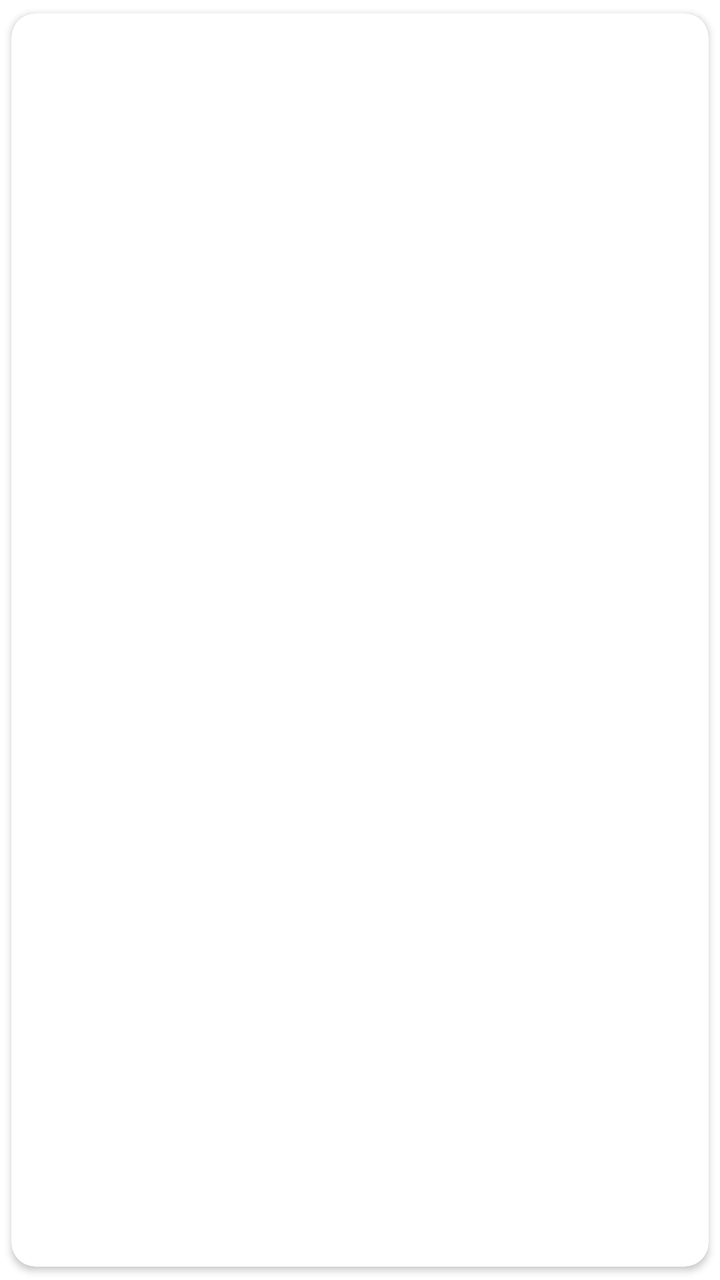
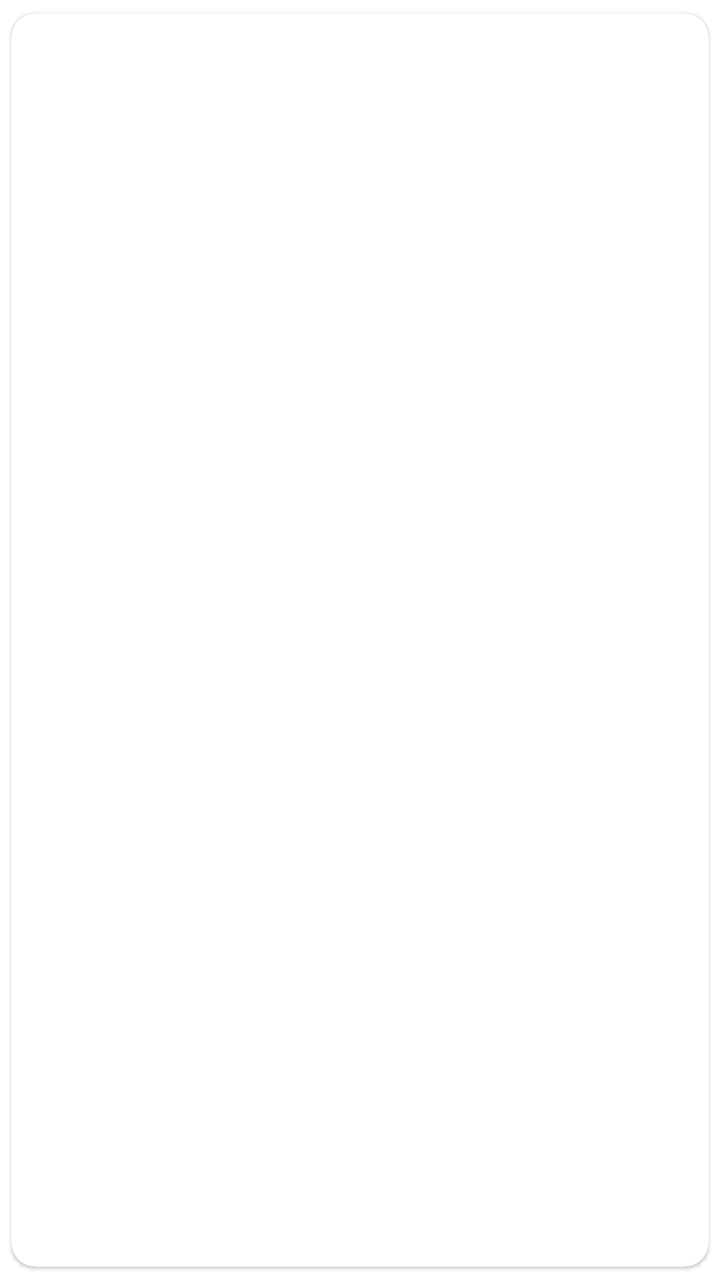

Compare the two renders of this Android layout. The source of the first and the diff that turns it into the second are given below.
<!-- AndroidManifest.xml: application theme Theme.BatteryAssistant -->
<!-- res/layout/item_stats_entry.xml -->
<?xml version="1.0" encoding="utf-8"?>
<androidx.cardview.widget.CardView xmlns:android="http://schemas.android.com/apk/res/android"
    xmlns:app="http://schemas.android.com/apk/res-auto"
    android:layout_width="match_parent"
    android:layout_height="wrap_content"
    android:layout_marginBottom="12dp"
    app:cardCornerRadius="12dp"
    app:cardUseCompatPadding="true"
    app:cardPreventCornerOverlap="true">

    <LinearLayout
        android:layout_width="match_parent"
        android:layout_height="wrap_content"
        android:orientation="vertical"
        android:padding="16dp">

        <TextView
            android:id="@+id/period_label"
            android:layout_width="wrap_content"
            android:layout_height="wrap_content"
            android:textAppearance="@style/TextAppearance.MaterialComponents.Subtitle1"
            android:textColor="?attr/baColorStatsPrimaryText"
            android:textStyle="bold" />

        <TextView
            android:id="@+id/period_description"
            android:layout_width="wrap_content"
            android:layout_height="wrap_content"
            android:layout_marginTop="4dp"
            android:textAppearance="@style/TextAppearance.MaterialComponents.Caption"
            android:textColor="?attr/baColorStatsSecondaryText" />

        <LinearLayout
            android:layout_width="match_parent"
            android:layout_height="wrap_content"
            android:layout_marginTop="12dp"
            android:orientation="vertical">

            <TextView
                android:id="@+id/session_count"
                android:layout_width="wrap_content"
                android:layout_height="wrap_content"
                android:textAppearance="@style/TextAppearance.MaterialComponents.Body1" />

            <TextView
                android:id="@+id/level_change"
                android:layout_width="wrap_content"
                android:layout_height="wrap_content"
                android:layout_marginTop="4dp"
                android:textAppearance="@style/TextAppearance.MaterialComponents.Body2" />

            <TextView
                android:id="@+id/charge_counter_diff"
                android:layout_width="wrap_content"
                android:layout_height="wrap_content"
                android:layout_marginTop="4dp"
                android:textAppearance="@style/TextAppearance.MaterialComponents.Body2" />

            <TextView
                android:id="@+id/estimated_capacity"
                android:layout_width="wrap_content"
                android:layout_height="wrap_content"
                android:layout_marginTop="4dp"
                android:textAppearance="@style/TextAppearance.MaterialComponents.Body2" />

            <TextView
                android:id="@+id/cycle_count"
                android:layout_width="wrap_content"
                android:layout_height="wrap_content"
                android:layout_marginTop="4dp"
                android:textAppearance="@style/TextAppearance.MaterialComponents.Body2" />

            <TextView
                android:id="@+id/capacity"
                android:layout_width="wrap_content"
                android:layout_height="wrap_content"
                android:layout_marginTop="4dp"
                android:textAppearance="@style/TextAppearance.MaterialComponents.Body2" />

            <TextView
                android:id="@+id/max_level_change"
                android:layout_width="wrap_content"
                android:layout_height="wrap_content"
                android:layout_marginTop="4dp"
                android:textAppearance="@style/TextAppearance.MaterialComponents.Body2" />
        </LinearLayout>

    </LinearLayout>

</androidx.cardview.widget.CardView>
<!-- resources referenced by this layout -->
<resources>
  <style name="Theme.BatteryAssistant" parent="Theme.MaterialComponents.DayNight.DarkActionBar">
          
          <item name="baColorBrand">@color/purple_500</item>
          <item name="baColorBrandVariant">@color/purple_700</item>
          <item name="baColorOnBrand">@color/white</item>
          <item name="baColorSupport">@color/teal_200</item>
          <item name="baColorSupportVariant">@color/teal_700</item>
          <item name="baColorOnSupport">@color/black</item>
          <item name="baColorStatusBar">?attr/baColorBrandVariant</item>
          <item name="baColorListItemHighlight">@color/list_item_highlight</item>
          <item name="baColorChartHighlight">@color/chart_highlight</item>
          <item name="baColorStatsBackground">@color/stats_background</item>
          <item name="baColorStatsCardBackground">@color/stats_card_background</item>
          <item name="baColorStatsPrimaryText">@color/stats_primary_text</item>
          <item name="baColorStatsSecondaryText">@color/stats_secondary_text</item>
          <item name="baColorStatsAccent">@color/stats_accent</item>
          <item name="baColorAppBackground">?attr/colorBackgroundFloating</item>
          <item name="baColorSurface">?attr/colorSurface</item>
          <item name="baColorAccent">?attr/baColorBrand</item>
          <item name="baColorDivider">?android:textColorSecondary</item>
          <item name="baColorPrimaryText">?android:textColorPrimary</item>
          <item name="baColorSecondaryText">?android:textColorSecondary</item>
          <item name="colorPrimary">?attr/baColorBrand</item>
          <item name="colorPrimaryVariant">?attr/baColorBrandVariant</item>
          <item name="colorOnPrimary">?attr/baColorOnBrand</item>
          <item name="colorSecondary">?attr/baColorSupport</item>
          <item name="colorSecondaryVariant">?attr/baColorSupportVariant</item>
          <item name="colorOnSecondary">?attr/baColorOnSupport</item>
          <item name="android:statusBarColor">?attr/baColorStatusBar</item>
          <item name="baTextStrokeEnabled">false</item>
          <item name="baTextStrokeColor">@color/white</item>
          <item name="baTextStrokeWidth">0</item>
          
      </style>
  <color name="purple_500">#FF6200EE</color>
  <color name="purple_700">#FF3700B3</color>
  <color name="white">#FFFFFFFF</color>
  <color name="teal_200">#FF03DAC5</color>
  <color name="teal_700">#FF018786</color>
  <color name="black">#FF000000</color>
  <color name="list_item_highlight">#33FF9800</color>
  <color name="chart_highlight">#FFFFFFFF</color>
  <color name="stats_background">#130A1F</color>
  <color name="stats_card_background">#1E1230</color>
  <color name="stats_primary_text">@color/white</color>
  <color name="stats_secondary_text">#CABAF0</color>
  <color name="stats_accent">@color/purple_500</color>
</resources>

<!-- the commit's change to res/layout/item_stats_entry.xml (unified diff, before → after) -->
@@ -1,5 +1,5 @@
 <?xml version="1.0" encoding="utf-8"?>
-<androidx.cardview.widget.CardView xmlns:android="http://schemas.android.com/apk/res/android"
+<com.google.android.material.card.MaterialCardView xmlns:android="http://schemas.android.com/apk/res/android"
     xmlns:app="http://schemas.android.com/apk/res-auto"
     android:layout_width="match_parent"
     android:layout_height="wrap_content"
@@ -87,4 +87,4 @@
 
     </LinearLayout>
 
-</androidx.cardview.widget.CardView>
+</com.google.android.material.card.MaterialCardView>
